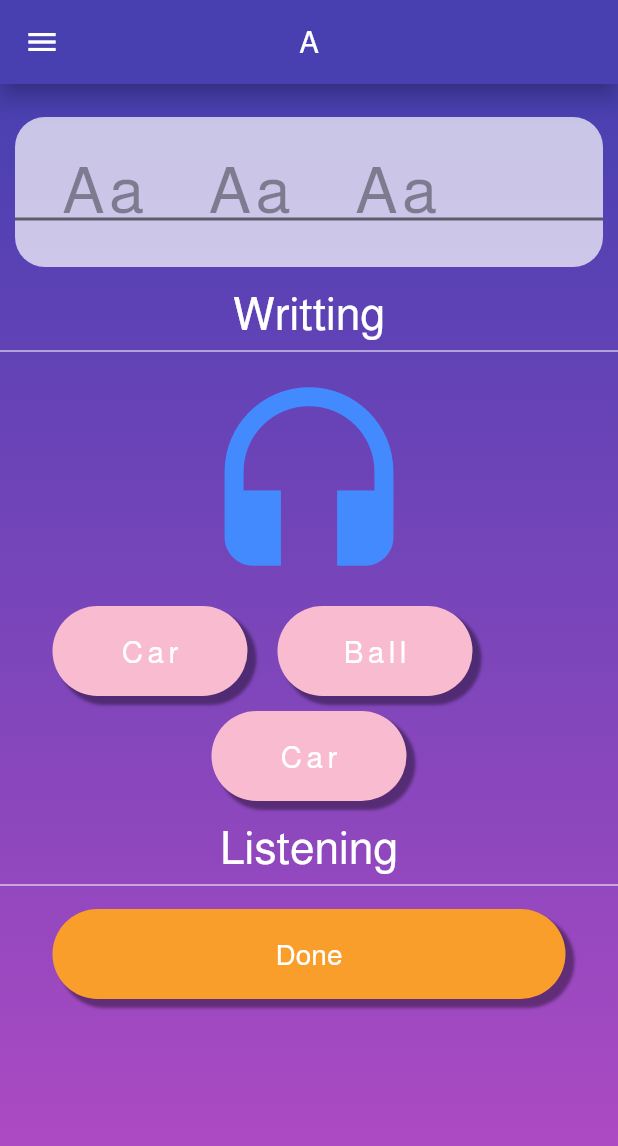
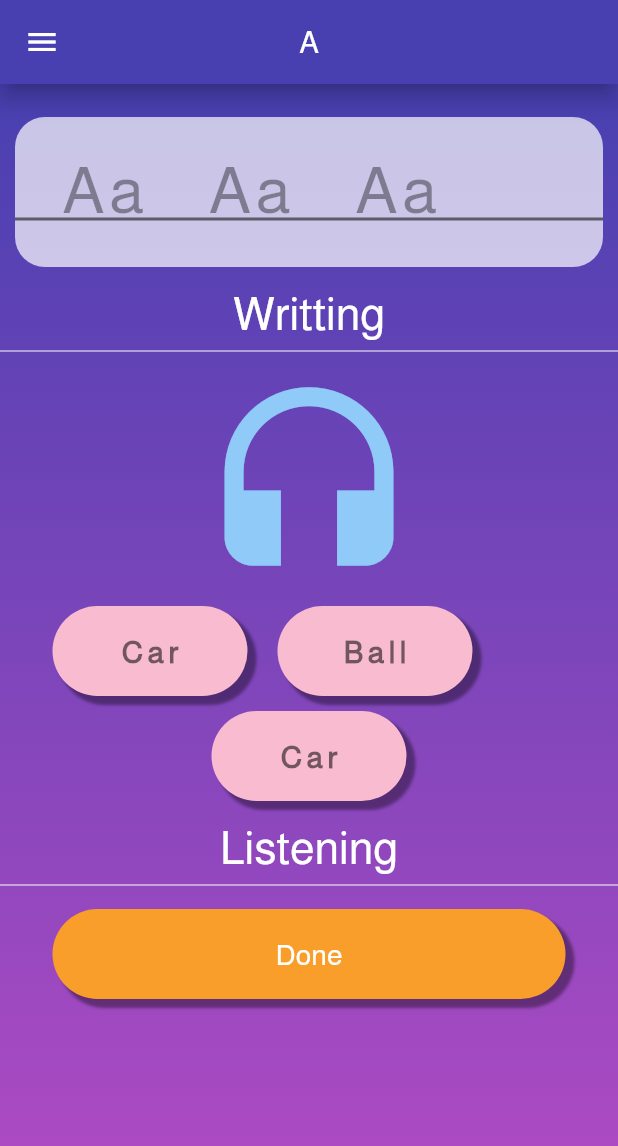
Before and after one commit to AyaAdnan/English-Adventure, a Flutter app: the Letterpage screen opened directly, on a phone screen of 412 x 824 dp. Shown: the top 1146 px of the screen. Run offline on Flutter 3.47's test engine with Material 2 defaults, Android fonts, the phone set to English and light mode, and no system bars.

```diff
--- a/lib/cc/LetterPage.dart
+++ b/lib/cc/LetterPage.dart
@@ -172,8 +172,7 @@ class _LetterpageState extends State<Letterpage>  {
 
           Center(
             child: Icon(Icons.headset,
-
-            color: Colors.blueAccent,
+            color: Colors.blue[200],
               size: 150,
             ),
           ),
@@ -205,8 +204,9 @@ class _LetterpageState extends State<Letterpage>  {
                   child: Text("Car",
                     style: TextStyle(
                       letterSpacing: 3,
-                      color: Colors.white,
+                      color: Colors.black54,
                       fontSize:20,
+                        fontWeight: FontWeight.bold
                     ),
                   ),
                 ),
@@ -240,8 +240,9 @@ class _LetterpageState extends State<Letterpage>  {
                   child: Text("Ball",
                     style: TextStyle(
                       letterSpacing: 3,
-                      color: Colors.white,
+                      color: Colors.black54,
                       fontSize:20,
+                        fontWeight: FontWeight.bold
                     ),
                   ),
                 ),
@@ -286,8 +287,9 @@ class _LetterpageState extends State<Letterpage>  {
                 child: Text("Car",
                   style: TextStyle(
                     letterSpacing: 3,
-                    color: Colors.white,
+                    color: Colors.black54,
                     fontSize:20,
+                    fontWeight: FontWeight.bold
                   ),
                 ),
               ),
```
